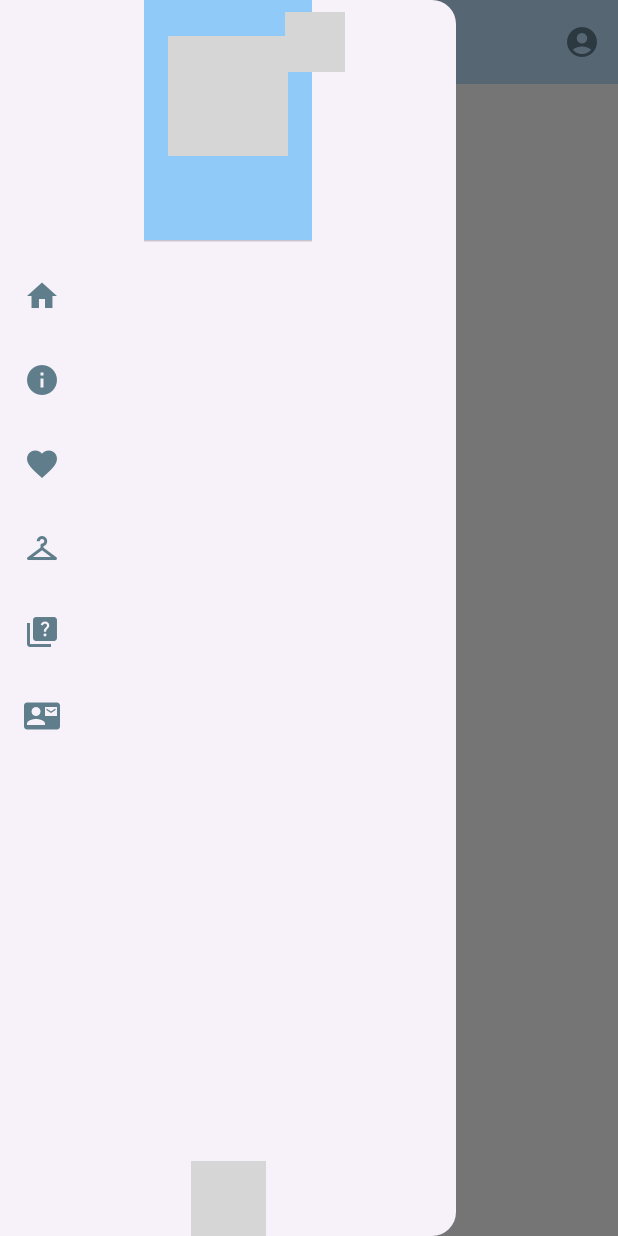
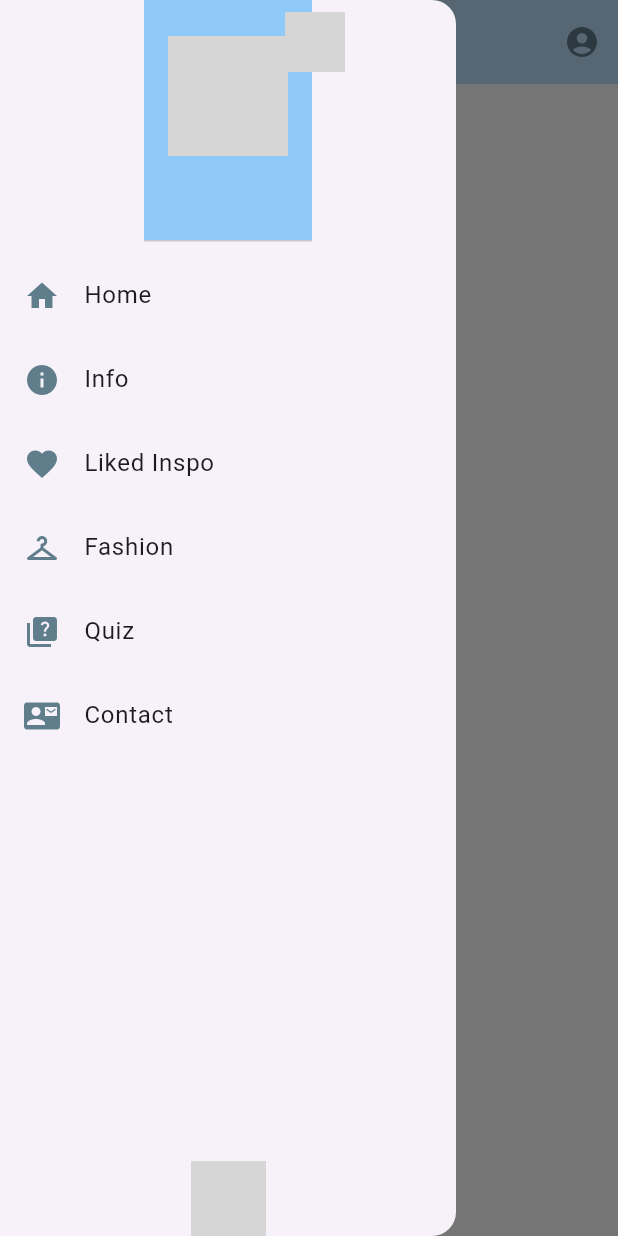
Before and after one commit to tish-aaa/outfit_maven_app_final_year_project, a Flutter app: the screen it shows once a user with an empty profile is signed in, after a tap on the "menu" icon, on a phone screen of 412 x 824 dp. Run offline on Flutter 3.47's test engine with Material 3 defaults, Android fonts, the phone set to English and light mode, and no system bars; our stand-ins replace cloud_firestore, firebase_auth, firebase_core, firebase_storage, font_awesome_flutter, image_picker; accounts and stored records are empty; network calls fail; grey boxes are pictures that could not be loaded.

Commit message:
resolved username issue

```diff
--- a/lib/home_page.dart
+++ b/lib/home_page.dart
@@ -22,6 +22,9 @@ class HomePage extends StatefulWidget {
 class _HomePageState extends State<HomePage> {
   final GlobalKey<ScaffoldState> _scaffoldKey = GlobalKey<ScaffoldState>();
 
+  // Default profile image
+  final String defaultProfileImage = 'https://example.com/default_profile_image.png';
+
   @override
   Widget build(BuildContext context) {
     return Scaffold(
@@ -30,11 +33,15 @@ class _HomePageState extends State<HomePage> {
       drawer: CustomDrawer(
         userId: widget.userId,
         userName: widget.userName,
-        profileImageUrl: widget.profileImageUrl,
+        profileImageUrl: widget.profileImageUrl.isNotEmpty
+            ? widget.profileImageUrl
+            : defaultProfileImage, // Ensure a profile image exists
       ),
       endDrawer: CustomEndDrawer(
         userName: widget.userName,
-        profileImageUrl: widget.profileImageUrl,
+        profileImageUrl: widget.profileImageUrl.isNotEmpty
+            ? widget.profileImageUrl
+            : defaultProfileImage, // Ensure a profile image exists
       ),
       body: StreamBuilder<QuerySnapshot>(
         stream: FirebaseFirestore.instance.collection('posts').snapshots(),
@@ -54,16 +61,39 @@ class _HomePageState extends State<HomePage> {
               if (data == null ||
                   !data.containsKey('postId') ||
                   !data.containsKey('imageUrl') ||
-                  !data.containsKey('caption')) {
+                  !data.containsKey('caption') ||
+                  !data.containsKey('userId')) {
                 return const SizedBox.shrink(); // Skip invalid posts
               }
 
-              return PostCard(
-                postId: data['postId'] ?? '',
-                imageUrl: data['imageUrl'] ?? '',
-                caption: data['caption'] ?? '',
-                userId: widget.userId,
-                userName: widget.userName,
+              return FutureBuilder<DocumentSnapshot>(
+                future: FirebaseFirestore.instance
+                    .collection('users')
+                    .doc(data['userId'])
+                    .get(),
+                builder: (context, userSnapshot) {
+                  String profileImage = defaultProfileImage;
+                  String userName = "Unknown User";
+
+                  if (userSnapshot.connectionState == ConnectionState.done &&
+                      userSnapshot.data != null &&
+                      userSnapshot.data!.data() != null) {
+                    Map<String, dynamic> userData =
+                        userSnapshot.data!.data() as Map<String, dynamic>;
+
+                    profileImage = userData['profileImageUrl'] ?? defaultProfileImage;
+                    userName = userData['userName'] ?? "Unknown User";
+                  }
+
+                  return PostCard(
+                    postId: data['postId'],
+                    imageUrl: data['imageUrl'],
+                    caption: data['caption'],
+                    userId: data['userId'], // Ensure correct user ID
+                    userName: userName, // Fetch correct userName
+                    profileImageUrl: profileImage, // Fetch correct profile image
+                  );
+                },
               );
             }).toList(),
           );
--- a/lib/login_page.dart
+++ b/lib/login_page.dart
@@ -1,6 +1,9 @@
+import 'dart:io';
 import 'package:flutter/material.dart';
 import 'package:firebase_auth/firebase_auth.dart';
 import 'package:cloud_firestore/cloud_firestore.dart';
+import 'package:image_picker/image_picker.dart';
+import 'package:firebase_storage/firebase_storage.dart';
 import 'home_page.dart';
 
 class LoginPage extends StatefulWidget {
@@ -11,30 +14,44 @@ class LoginPage extends StatefulWidget {
 class _LoginPageState extends State<LoginPage> {
   final FirebaseAuth _auth = FirebaseAuth.instance;
   final FirebaseFirestore _firestore = FirebaseFirestore.instance;
+  final FirebaseStorage _storage = FirebaseStorage.instance;
   final _formKey = GlobalKey<FormState>();
 
   final TextEditingController _emailController = TextEditingController();
   final TextEditingController _passwordController = TextEditingController();
   final TextEditingController _usernameController = TextEditingController();
+  final TextEditingController _firstNameController = TextEditingController();
+  final TextEditingController _lastNameController = TextEditingController();
 
   bool _isRegistering = false;
   bool _loading = false;
   bool _obscurePassword = true;
+  File? _selectedImage;
+  String _defaultProfileImagePath = 'assets/defaultprofile.jpg';
 
-  @override
-  void initState() {
-    super.initState();
+  Future<void> _pickImage() async {
+    final pickedFile = await ImagePicker().pickImage(source: ImageSource.gallery);
+    if (pickedFile != null) {
+      setState(() {
+        _selectedImage = File(pickedFile.path);
+      });
+    }
   }
 
-  Future<bool> _isUsernameTaken(String username) async {
-    final querySnapshot = await _firestore
-        .collection('users')
-        .where('username', isEqualTo: username)
-        .get();
-    return querySnapshot.docs.isNotEmpty;
+  Future<String> _uploadProfileImage(String userId) async {
+    if (_selectedImage == null) return _defaultProfileImagePath;
+
+    try {
+      Reference storageRef = _storage.ref().child('profile_pictures/$userId.jpg');
+      await storageRef.putFile(_selectedImage!);
+      return await storageRef.getDownloadURL();
+    } catch (e) {
+      print("Error uploading image: $e");
+      return _defaultProfileImagePath;
+    }
   }
 
-  void _authenticate() async {
+  Future<void> _authenticate() async {
     if (!_formKey.currentState!.validate()) return;
     setState(() => _loading = true);
 
@@ -42,25 +59,22 @@ class _LoginPageState extends State<LoginPage> {
       UserCredential userCredential;
       String userId;
       String userName = "";
+      String profileImageUrl = _defaultProfileImagePath;
 
       if (_isRegistering) {
-        if (await _isUsernameTaken(_usernameController.text.trim())) {
-          ScaffoldMessenger.of(context).showSnackBar(
-            SnackBar(content: Text('Username is already taken. Choose another one.')),
-          );
-          setState(() => _loading = false);
-          return;
-        }
-
         userCredential = await _auth.createUserWithEmailAndPassword(
           email: _emailController.text.trim(),
           password: _passwordController.text.trim(),
         );
         userId = userCredential.user!.uid;
+        profileImageUrl = await _uploadProfileImage(userId);
 
         await _firestore.collection('users').doc(userId).set({
           'username': _usernameController.text.trim(),
+          'firstName': _firstNameController.text.trim(),
+          'lastName': _lastNameController.text.trim(),
           'email': _emailController.text.trim(),
+          'profileImageUrl': profileImageUrl,
         });
 
         userName = _usernameController.text.trim();
@@ -75,6 +89,7 @@ class _LoginPageState extends State<LoginPage> {
         if (userDoc.exists) {
           final data = userDoc.data() as Map<String, dynamic>?;
           userName = data?['username'] ?? '';
+          profileImageUrl = data?['profileImageUrl'] ?? _defaultProfileImagePath;
         }
       }
 
@@ -84,6 +99,7 @@ class _LoginPageState extends State<LoginPage> {
           builder: (context) => HomePage(
             userId: userId,
             userName: userName,
+            profileImageUrl: profileImageUrl,
           ),
         ),
       );
@@ -103,6 +119,9 @@ class _LoginPageState extends State<LoginPage> {
       _emailController.clear();
       _passwordController.clear();
       _usernameController.clear();
+      _firstNameController.clear();
+      _lastNameController.clear();
+      _selectedImage = null;
     });
   }
 
@@ -120,8 +139,11 @@ class _LoginPageState extends State<LoginPage> {
           child: ListView(
             children: [
               if (_isRegistering) _buildTextField(_usernameController, 'Username'),
+              if (_isRegistering) _buildTextField(_firstNameController, 'First Name'),
+              if (_isRegistering) _buildTextField(_lastNameController, 'Last Name'),
               _buildTextField(_emailController, 'Email', keyboardType: TextInputType.emailAddress),
               _buildPasswordField(),
+              if (_isRegistering) _buildImagePicker(),
               SizedBox(height: 16),
               _loading
                   ? Center(child: CircularProgressIndicator())
@@ -158,32 +180,20 @@ class _LoginPageState extends State<LoginPage> {
   }
 
   Widget _buildPasswordField() {
-    return Padding(
-      padding: const EdgeInsets.symmetric(vertical: 8.0),
-      child: TextFormField(
-        controller: _passwordController,
-        obscureText: _obscurePassword,
-        decoration: InputDecoration(
-          labelText: 'Password',
-          border: OutlineInputBorder(),
-          suffixIcon: IconButton(
-            icon: Icon(_obscurePassword ? Icons.visibility : Icons.visibility_off),
-            onPressed: () => setState(() => _obscurePassword = !_obscurePassword),
-          ),
+    return _buildTextField(_passwordController, 'Password', keyboardType: TextInputType.visiblePassword);
+  }
+
+  Widget _buildImagePicker() {
+    return Column(
+      children: [
+        _selectedImage != null
+            ? Image.file(_selectedImage!, height: 100, width: 100, fit: BoxFit.cover)
+            : Image.asset(_defaultProfileImagePath, height: 100, width: 100, fit: BoxFit.cover),
+        TextButton(
+          onPressed: _pickImage,
+          child: Text('Choose Profile Picture'),
         ),
-        validator: (value) {
-          if (value == null || value.isEmpty) {
-            return 'Password is required';
-          }
-          if (value.length < 8) {
-            return 'Password must be at least 8 characters long';
-          }
-          if (!RegExp(r'^(?=.*[0-9])(?=.*[^A-Za-z0-9])').hasMatch(value)) {
-            return 'Password must contain at least one digit and one special character';
-          }
-          return null;
-        },
-      ),
+      ],
     );
   }
 }
--- a/lib/navbar.dart
+++ b/lib/navbar.dart
@@ -54,6 +54,9 @@ class CustomDrawer extends StatelessWidget {
     required this.profileImageUrl,
   });
 
+  // Default profile image in case the URL is empty
+  final String defaultProfileImage = 'https://example.com/default_profile_image.png';
+
   @override
   Widget build(BuildContext context) {
     return Drawer(
@@ -65,7 +68,8 @@ class CustomDrawer extends StatelessWidget {
               mainAxisAlignment: MainAxisAlignment.center,
               children: [
                 CircleAvatar(
-                  backgroundImage: NetworkImage(profileImageUrl),
+                  backgroundImage: NetworkImage(
+                      profileImageUrl.isNotEmpty ? profileImageUrl : defaultProfileImage),
                   radius: 40,
                 ),
                 const SizedBox(height: 10),
@@ -84,19 +88,45 @@ class CustomDrawer extends StatelessWidget {
                   () => HomePage(
                     userId: userId,
                     userName: userName,
-                        profileImageUrl: profileImageUrl),
-                    context),
-                _buildDrawerItem(Icons.info, () {}, context),
+                    profileImageUrl: profileImageUrl,
+                  ),
+                  context,
+                  "Home"
+                ),
+                _buildDrawerItem(
+                  Icons.info,
+                  () => Scaffold(body: Center(child: Text("Info Page"))),
+                  context,
+                  "Info"
+                ),
                 _buildDrawerItem(
                   Icons.favorite,
                   () => LikedInspoPage(
                     userId: userId,
                     userName: userName,
-                        profileImageUrl: profileImageUrl),
-                    context),
-                _buildDrawerItem(Icons.checkroom, () {}, context),
-                _buildDrawerItem(Icons.quiz, () {}, context),
-                _buildDrawerItem(Icons.contact_mail, () => ContactPage(), context),
+                    profileImageUrl: profileImageUrl,
+                  ),
+                  context,
+                  "Liked Inspo"
+                ),
+                _buildDrawerItem(
+                  Icons.checkroom,
+                  () => Scaffold(body: Center(child: Text("Fashion Page"))),
+                  context,
+                  "Fashion"
+                ),
+                _buildDrawerItem(
+                  Icons.quiz,
+                  () => Scaffold(body: Center(child: Text("Quiz Page"))),
+                  context,
+                  "Quiz"
+                ),
+                _buildDrawerItem(
+                  Icons.contact_mail,
+                  () => ContactPage(),
+                  context,
+                  "Contact"
+                ),
               ],
             ),
           ),
@@ -107,9 +137,10 @@ class CustomDrawer extends StatelessWidget {
     );
   }
 
-  Widget _buildDrawerItem(IconData icon, Widget Function() page, BuildContext context) {
+  Widget _buildDrawerItem(IconData icon, Widget Function() page, BuildContext context, String title) {
     return ListTile(
       leading: Icon(icon, color: Colors.blueGrey),
+      title: Text(title), // Added title for better UI
       onTap: () {
         Navigator.pushReplacement(
             context, MaterialPageRoute(builder: (context) => page()));
@@ -128,6 +159,8 @@ class CustomEndDrawer extends StatelessWidget {
     required this.profileImageUrl,
   });
 
+  final String defaultProfileImage = 'https://example.com/default_profile_image.png';
+
   @override
   Widget build(BuildContext context) {
     return Drawer(
@@ -139,7 +172,8 @@ class CustomEndDrawer extends StatelessWidget {
               mainAxisAlignment: MainAxisAlignment.center,
               children: [
                 CircleAvatar(
-                  backgroundImage: NetworkImage(profileImageUrl),
+                  backgroundImage: NetworkImage(
+                      profileImageUrl.isNotEmpty ? profileImageUrl : defaultProfileImage),
                   radius: 40,
                 ),
                 const SizedBox(height: 10),
```
Also changed, not shown: lib/contact_page.dart (+36 -37 lines), lib/liked_inspo_page.dart (+24 -6 lines), lib/post_card.dart (+17 -0 lines), pubspec.yaml (+9 -5 lines), pubspec.lock, 7 other files. Lines whose indentation alone changed are shown as unchanged.
